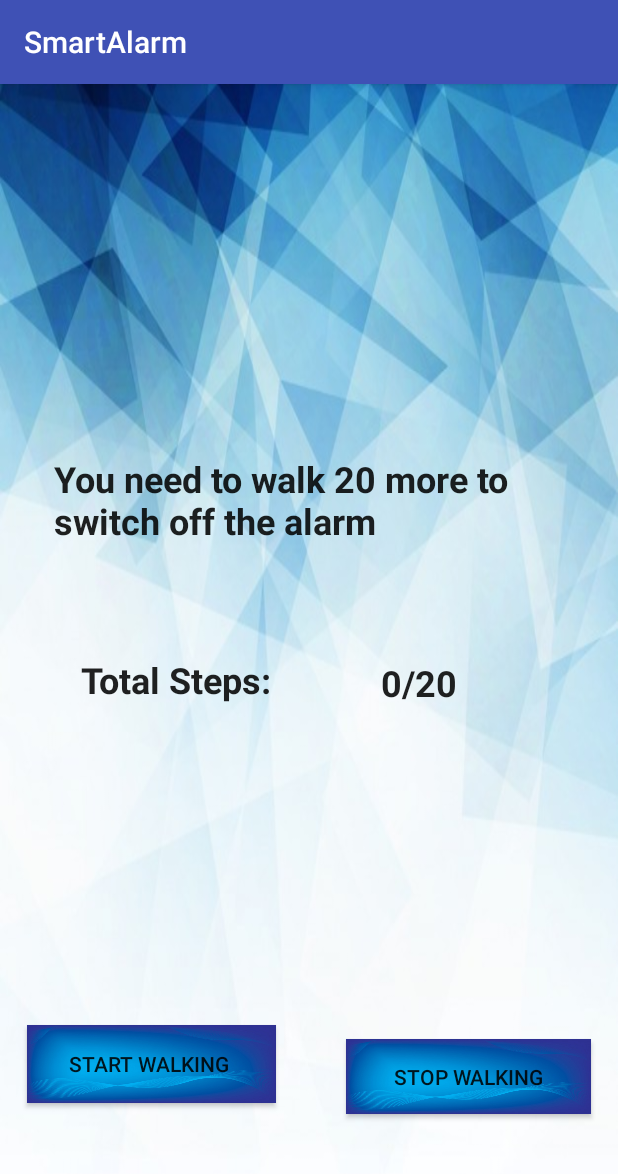
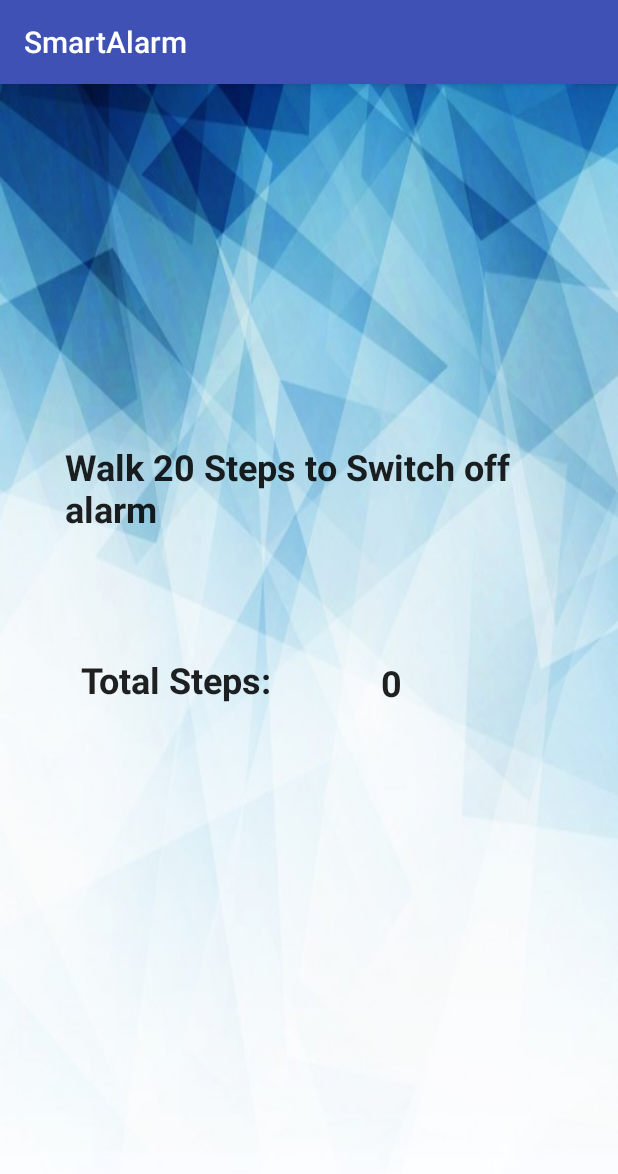
Before and after one commit to DevineniSirisha/SmartAlarm, an Android app: the AlertActivity screen opened directly, with no data from a screen before it, on a phone screen of 412 x 824 dp. Shown: the top 1174 px of the screen. Run offline under Robolectric (Android 15) with nearby library versions, the phone set to English and light mode, and no system bars.

Commit message:
step counter modified

```diff
--- a/app/src/main/java/com/example/s531505/smartalarm/AlertActivity.java
+++ b/app/src/main/java/com/example/s531505/smartalarm/AlertActivity.java
@@ -1,5 +1,6 @@
 package com.example.s531505.smartalarm;
 
+import android.content.Context;
 import android.content.Intent;
 import android.hardware.Sensor;
 import android.hardware.SensorEvent;
@@ -7,91 +8,71 @@ import android.hardware.SensorEventListener;
 import android.hardware.SensorManager;
 import android.support.v7.app.AppCompatActivity;
 import android.os.Bundle;
+import android.transition.Visibility;
 import android.util.Log;
 import android.view.View;
 import android.widget.Button;
 import android.widget.TextView;
+import android.widget.Toast;
 
-public class AlertActivity extends AppCompatActivity  implements SensorEventListener, StepCounter{
-    private TextView textView;
-    private StepDetector detector;
-    private SensorManager manager;
-    private Sensor accelarator;
-    private static final String steps = "Total Steps: ";
-    private int stepCount;
-    TextView tvSteps;
+public class AlertActivity extends AppCompatActivity  implements SensorEventListener{
+TextView tv_steps;
+SensorManager sensorManager;
+boolean running=false;
+Button stop;
+
     @Override
     protected void onCreate(Bundle savedInstanceState) {
         super.onCreate(savedInstanceState);
         setContentView(R.layout.activity_alert);
+stop=findViewById(R.id.stop);
         Intent wakeUp=getIntent();
         String wakeUpText=wakeUp.getStringExtra("Notes");
         TextView textView_Alert=findViewById(R.id.textView_Alert);
         textView_Alert.setText(wakeUpText);
 
-//        Intent wakeUp=getIntent();
-//        String wakeUpText=wakeUp.getStringExtra("Notes");
-//        TextView textView_Alert=findViewById(R.id.textView_Alert);
-//        textView_Alert.setText(wakeUpText);
-//        Log.d("dfdtest", wakeUpText);
-//        Log.d("print", textView_Alert.getText().toString());
-//
-//
         Intent location=getIntent();
         String locationText=location.getStringExtra("Notes1");
         TextView location_Alert=findViewById(R.id.textView_Alert);
         location_Alert.setText(locationText);
-        manager = (SensorManager) getSystemService(SENSOR_SERVICE);
-        accelarator = manager.getDefaultSensor(Sensor.TYPE_ACCELEROMETER);
-        detector = new StepDetector();
-        detector.registerListener(this);
-        tvSteps = (TextView) findViewById(R.id.textViewalert4);
-        Button btnStart = (Button) findViewById(R.id.btn_start);
-       Button btnStop = (Button) findViewById(R.id.btn_stop);
-        btnStart.setOnClickListener(new View.OnClickListener() {
+    stop.setVisibility(View.GONE);
+        tv_steps=findViewById(R.id.textViewalert4);
+        sensorManager=(SensorManager) getSystemService(Context.SENSOR_SERVICE);
+    }
 
-            @Override
-            public void onClick(View arg0) {
-                stepCount = 0;
-                manager.registerListener(AlertActivity.this, accelarator, SensorManager.SENSOR_DELAY_FASTEST);
-            }
-        });
-        btnStop.setOnClickListener(new View.OnClickListener() {
+    @Override
+    protected void onResume() {
+        super.onResume();
+        running=true;
+        Sensor countSensor=sensorManager.getDefaultSensor(Sensor.TYPE_STEP_COUNTER);
+        if(countSensor!=null){
+            sensorManager.registerListener(this,countSensor,SensorManager.SENSOR_DELAY_UI);
+        }else{
+            Toast.makeText(this,"SENSOR NOT FOUND",Toast.LENGTH_SHORT).show();
+        }
+    }
 
-            @Override
-            public void onClick(View arg0) {
-                manager.unregisterListener(AlertActivity.this);
-            }
-        });
-if(stepCount>20){
-    Intent intent=new Intent(this,StartActivity.class);
-    startActivity(intent);
-}
-else if(stepCount==20){
-    Intent intent=new Intent(this,StartActivity.class);
-    startActivity(intent);
-}
-else{
-    TextView tv4=findViewById(R.id.textViewalert4);
-    tv4.setText(stepCount+"/20" );
-    TextView tv=findViewById(R.id.textview_Alert2);
-    tv.setText("You need to walk "+(20-stepCount)+" more to switch off the alarm" );
-}
+    @Override
+    protected void onPause() {
+        super.onPause();
+        running=false;
     }
+
     @Override
     public void onAccuracyChanged(Sensor sensor, int accuracy) {
     }
     @Override
     public void onSensorChanged(SensorEvent event) {
-        if (event.sensor.getType() == Sensor.TYPE_ACCELEROMETER) {
-            detector.updateAccel(
-                    event.timestamp, event.values[0], event.values[1], event.values[2]);
+        if(running) {
+            tv_steps.setText(String.valueOf(event.values[0]));
+            int i=Integer.parseInt(tv_steps.getText().toString());
+            if (i>=20){
+                stop.setVisibility(View.VISIBLE);
+            }
+        }
+        }
+        public void stop(View v){
+        Intent ini=new Intent(this,StartActivity.class);
+        startActivity(ini);
         }
     }
-    @Override
-    public void step(long timeNs) {
-        stepCount++;
-        tvSteps.setText(stepCount);
-    }
-
-}
--- a/app/src/main/java/com/example/s531505/smartalarm/StepCounter.java
+++ /dev/null
@@ -1,7 +0,0 @@
-package com.example.s531505.smartalarm;
-
-    public interface StepCounter
-    {
-        public void step(long time);
-
-    }
--- a/app/src/main/java/com/example/s531505/smartalarm/StepDetector.java
+++ /dev/null
@@ -1,52 +0,0 @@
-package com.example.s531505.smartalarm;
-
-public class StepDetector {
-
-    private static final int ACCELARATOR_RING_SIZE = 50;
-    private static final int VEL_RING_SIZE = 10;
-    // change this threshold according to your sensitivity preferences
-    private static final float STEP_THRESHOLD = 50f;
-    private static final int STEP_DELAY = 250000000;
-    private int accelRingCounter = 0;
-    private float[] accelRingX = new float[ACCELARATOR_RING_SIZE];
-    private float[] accelRingY = new float[ACCELARATOR_RING_SIZE];
-    private float[] accelRingZ = new float[ACCELARATOR_RING_SIZE];
-    private int velRingCounter = 0;
-    private float[] velRing = new float[VEL_RING_SIZE];
-    private long lastStepTime = 0;
-    private float prevVelocityEstimate = 0;
-    private StepCounter counter;
-    public void registerListener(StepCounter counter)
-    {
-        this.counter = counter;
-    }
-    public void updateAccel(long time, float x, float y, float z) {
-        float[] accel = new float[3];
-        accel[0] = x;
-        accel[1] = y;
-        accel[2] = z;
-        // First step is to update our guess of where the global z vector is.
-        accelRingCounter++;
-        accelRingX[accelRingCounter % ACCELARATOR_RING_SIZE] = accel[0];
-        accelRingY[accelRingCounter % ACCELARATOR_RING_SIZE] = accel[1];
-        accelRingZ[accelRingCounter % ACCELARATOR_RING_SIZE] = accel[2];
-        float[] world = new float[3];
-        world[0] = SensorFilter.sum(accelRingX) / Math.min(accelRingCounter, ACCELARATOR_RING_SIZE);
-        world[1] = SensorFilter.sum(accelRingY) / Math.min(accelRingCounter, ACCELARATOR_RING_SIZE);
-        world[2] = SensorFilter.sum(accelRingZ) / Math.min(accelRingCounter, ACCELARATOR_RING_SIZE);
-        float norm_fact = SensorFilter.norm(world);
-        world[0] = world[0] / norm_fact;
-        world[1] = world[1] / norm_fact;
-        world[2] = world[2] / norm_fact;
-        float currentZ = SensorFilter.dot(world, accel) - norm_fact;
-        velRingCounter++;
-        velRing[velRingCounter % VEL_RING_SIZE] = currentZ;
-        float velocityEstimate = SensorFilter.sum(velRing);
-        if (velocityEstimate > STEP_THRESHOLD && prevVelocityEstimate <= STEP_THRESHOLD
-                && (time - lastStepTime > STEP_DELAY)) {
-            counter.step(time);
-            lastStepTime = time;
-        }
-        prevVelocityEstimate = velocityEstimate;
-    }
-}
--- a/app/src/main/res/layout/activity_alert.xml
+++ b/app/src/main/res/layout/activity_alert.xml
@@ -41,10 +41,9 @@
         android:textStyle="bold"
         app:layout_constraintBottom_toBottomOf="parent"
         app:layout_constraintEnd_toEndOf="parent"
-        app:layout_constraintHorizontal_bias="0.398"
         app:layout_constraintStart_toStartOf="parent"
         app:layout_constraintTop_toTopOf="parent"
-        app:layout_constraintVertical_bias="0.348" />
+        app:layout_constraintVertical_bias="0.336" />
 
     <TextView
         android:id="@+id/textViewalert3"
@@ -73,7 +72,7 @@
         android:layout_marginTop="8dp"
         android:layout_marginEnd="8dp"
         android:layout_marginBottom="8dp"
-        android:text="     "
+        android:text="0"
         android:textAppearance="@style/TextAppearance.AppCompat"
         android:textSize="24sp"
         android:textStyle="bold"
@@ -84,36 +83,17 @@
         app:layout_constraintTop_toTopOf="parent"
         app:layout_constraintVertical_bias="0.537" />
 
-
     <Button
-        android:id="@+id/btn_start"
-        android:layout_width="166dp"
-        android:layout_height="52dp"
-        android:layout_marginTop="8dp"
-        android:layout_marginBottom="8dp"
-        android:background="@drawable/btns"
-        android:text="Start walking "
+        android:id="@+id/stop"
+        android:layout_width="wrap_content"
+        android:layout_height="wrap_content"
+        android:text="stop"
         app:layout_constraintBottom_toBottomOf="parent"
         app:layout_constraintEnd_toEndOf="parent"
-        app:layout_constraintHorizontal_bias="0.073"
+        app:layout_constraintHorizontal_bias="0.483"
         app:layout_constraintStart_toStartOf="parent"
         app:layout_constraintTop_toTopOf="parent"
-        app:layout_constraintVertical_bias="0.885"
-        app:layout_constraintVertical_chainStyle="spread_inside" />
+        app:layout_constraintVertical_bias="0.838" />
 
-    <Button
-        android:id="@+id/btn_stop"
-        android:layout_width="163dp"
-        android:layout_height="50dp"
-        android:layout_marginTop="8dp"
-        android:layout_marginBottom="34dp"
-        android:background="@drawable/btns"
-        android:text="Stop Walking"
-        app:layout_constraintBottom_toBottomOf="parent"
-        app:layout_constraintEnd_toEndOf="parent"
-        app:layout_constraintHorizontal_bias="0.927"
-        app:layout_constraintStart_toStartOf="parent"
-        app:layout_constraintTop_toTopOf="parent"
-        app:layout_constraintVertical_bias="0.93" />
 
 </android.support.constraint.ConstraintLayout>
```
Also changed, not shown: app/src/main/AndroidManifest.xml (+6 -4 lines), app/src/main/java/com/example/s531505/smartalarm/SensorFilter.java (deleted, +0 -48 lines), app/src/main/java/com/example/s531505/smartalarm/StartActivity.java (+16 -1 lines), 175 other files.
